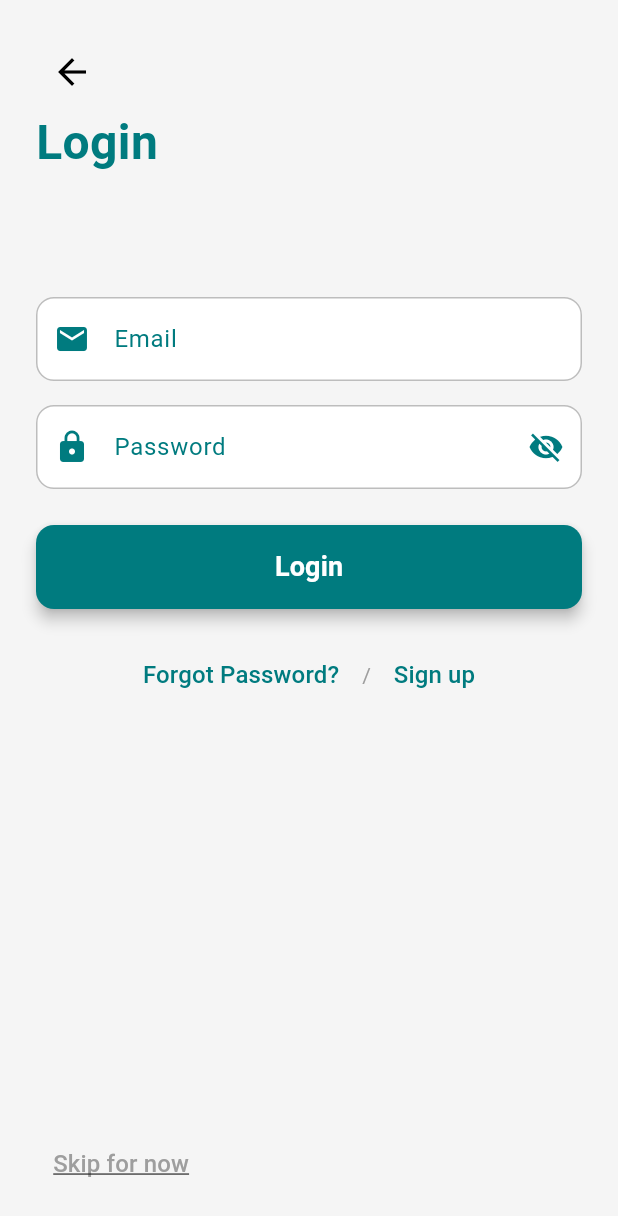
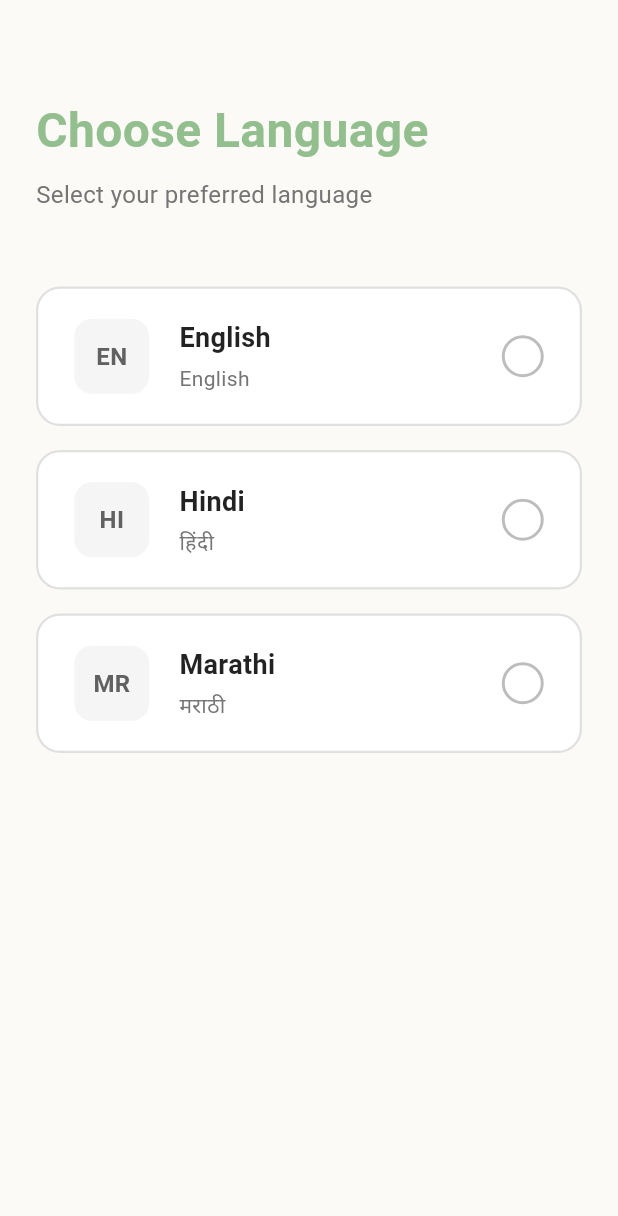
Before and after one commit to metamersisttech/FarmerApp-TestSuite, a Flutter app: the screen it shows after launch, after a tap on "Get Started", on a phone screen of 412 x 824 dp. Shown: the top 1216 px of the screen. Run offline on Flutter 3.47's test engine with Material 3 defaults, Android fonts, the phone set to English and light mode, and no system bars; our stand-ins replace dio, firebase_core; accounts and stored records are empty.

Commit message:
Adding Language page

```diff
--- /dev/null
+++ b/lib/features/language/screens/choose_language_page.dart
@@ -0,0 +1,229 @@
+import 'package:flutter/material.dart';
+import 'package:flutter_app/features/auth/screens/login_page.dart';
+import 'package:flutter_app/shared/themes/app_theme.dart';
+
+class ChooseLanguagePage extends StatefulWidget {
+  const ChooseLanguagePage({super.key});
+
+  @override
+  State<ChooseLanguagePage> createState() => _ChooseLanguagePageState();
+}
+
+class _ChooseLanguagePageState extends State<ChooseLanguagePage> {
+  String? _selectedLanguage;
+  String? _hoveredLanguage;
+
+  final List<LanguageOption> _languages = [
+    LanguageOption(code: 'en', name: 'English', nativeName: 'English'),
+    LanguageOption(code: 'hi', name: 'Hindi', nativeName: 'हिंदी'),
+    LanguageOption(code: 'mr', name: 'Marathi', nativeName: 'मराठी'),
+  ];
+
+  void _onLanguageSelected(String code) {
+    setState(() {
+      _selectedLanguage = code;
+    });
+
+    // Navigate to Login page after selection
+    Future.delayed(const Duration(milliseconds: 300), () {
+      if (mounted) {
+        Navigator.push(
+          context,
+          MaterialPageRoute(builder: (context) => const LoginPage()),
+        );
+      }
+    });
+  }
+
+  @override
+  Widget build(BuildContext context) {
+    return Scaffold(
+      backgroundColor: AppTheme.authBackgroundColor,
+      body: SafeArea(
+        child: Padding(
+          padding: const EdgeInsets.all(24.0),
+          child: Column(
+            crossAxisAlignment: CrossAxisAlignment.start,
+            children: [
+              const SizedBox(height: 40),
+
+              // Title
+              Text(
+                'Choose Language',
+                style: TextStyle(
+                  fontSize: 32,
+                  fontWeight: FontWeight.bold,
+                  color: AppTheme.authPrimaryColor,
+                ),
+              ),
+              const SizedBox(height: 8),
+
+              // Subtitle
+              Text(
+                'Select your preferred language',
+                style: TextStyle(fontSize: 16, color: Colors.grey[600]),
+              ),
+              const SizedBox(height: 50),
+
+              // Language options
+              Expanded(
+                child: ListView.separated(
+                  itemCount: _languages.length,
+                  separatorBuilder: (context, index) =>
+                      const SizedBox(height: 16),
+                  itemBuilder: (context, index) {
+                    final language = _languages[index];
+                    return _buildLanguageCard(language);
+                  },
+                ),
+              ),
+            ],
+          ),
+        ),
+      ),
+    );
+  }
+
+  Widget _buildLanguageCard(LanguageOption language) {
+    final isSelected = _selectedLanguage == language.code;
+    final isHovered = _hoveredLanguage == language.code;
+
+    // Hover color #80EF80
+    const Color hoverBorderColor = Color(0xFF80EF80);
+
+    return MouseRegion(
+      onEnter: (_) {
+        setState(() {
+          _hoveredLanguage = language.code;
+        });
+      },
+      onExit: (_) {
+        setState(() {
+          _hoveredLanguage = null;
+        });
+      },
+      child: GestureDetector(
+        onTap: () => _onLanguageSelected(language.code),
+        child: AnimatedContainer(
+          duration: const Duration(milliseconds: 200),
+          padding: const EdgeInsets.symmetric(horizontal: 24, vertical: 20),
+          decoration: BoxDecoration(
+            color: isSelected
+                ? AppTheme.primaryColor.withOpacity(0.1)
+                : Colors.white,
+            borderRadius: BorderRadius.circular(16),
+            border: Border.all(
+              color: isSelected
+                  ? AppTheme.primaryColor
+                  : isHovered
+                  ? hoverBorderColor
+                  : Colors.grey.shade300,
+              width: isSelected || isHovered ? 2.5 : 1.5,
+            ),
+            boxShadow: isHovered || isSelected
+                ? [
+                    BoxShadow(
+                      color:
+                          (isSelected
+                                  ? AppTheme.primaryColor
+                                  : hoverBorderColor)
+                              .withOpacity(0.2),
+                      blurRadius: 12,
+                      offset: const Offset(0, 4),
+                    ),
+                  ]
+                : null,
+          ),
+          child: Row(
+            children: [
+              // Language icon/flag placeholder
+              Container(
+                width: 50,
+                height: 50,
+                decoration: BoxDecoration(
+                  color: isSelected
+                      ? AppTheme.primaryColor
+                      : isHovered
+                      ? hoverBorderColor.withOpacity(0.2)
+                      : Colors.grey.shade100,
+                  borderRadius: BorderRadius.circular(12),
+                ),
+                child: Center(
+                  child: Text(
+                    language.code.toUpperCase(),
+                    style: TextStyle(
+                      fontSize: 16,
+                      fontWeight: FontWeight.bold,
+                      color: isSelected ? Colors.white : Colors.grey[700],
+                    ),
+                  ),
+                ),
+              ),
+              const SizedBox(width: 20),
+
+              // Language name
+              Expanded(
+                child: Column(
+                  crossAxisAlignment: CrossAxisAlignment.start,
+                  children: [
+                    Text(
+                      language.name,
+                      style: TextStyle(
+                        fontSize: 18,
+                        fontWeight: FontWeight.w600,
+                        color: isSelected
+                            ? AppTheme.primaryColor
+                            : Colors.black87,
+                      ),
+                    ),
+                    const SizedBox(height: 4),
+                    Text(
+                      language.nativeName,
+                      style: TextStyle(fontSize: 14, color: Colors.grey[600]),
+                    ),
+                  ],
+                ),
+              ),
+
+              // Selection indicator
+              AnimatedContainer(
+                duration: const Duration(milliseconds: 200),
+                width: 28,
+                height: 28,
+                decoration: BoxDecoration(
+                  shape: BoxShape.circle,
+                  color: isSelected
+                      ? AppTheme.primaryColor
+                      : Colors.transparent,
+                  border: Border.all(
+                    color: isSelected
+                        ? AppTheme.primaryColor
+                        : isHovered
+                        ? hoverBorderColor
+                        : Colors.grey.shade400,
+                    width: 2,
+                  ),
+                ),
+                child: isSelected
+                    ? const Icon(Icons.check, color: Colors.white, size: 18)
+                    : null,
+              ),
+            ],
+          ),
+        ),
+      ),
+    );
+  }
+}
+
+class LanguageOption {
+  final String code;
+  final String name;
+  final String nativeName;
+
+  LanguageOption({
+    required this.code,
+    required this.name,
+    required this.nativeName,
+  });
+}
--- a/lib/features/welcome/screens/welcome_page.dart
+++ b/lib/features/welcome/screens/welcome_page.dart
@@ -1,5 +1,5 @@
 import 'package:flutter/material.dart';
-import 'package:flutter_app/features/auth/screens/login_page.dart';
+import 'package:flutter_app/features/language/screens/choose_language_page.dart';
 import 'package:flutter_app/shared/themes/app_theme.dart';
 
 class WelcomePage extends StatelessWidget {
@@ -8,7 +8,7 @@ class WelcomePage extends StatelessWidget {
   @override
   Widget build(BuildContext context) {
     return Scaffold(
-      backgroundColor: AppTheme.primaryColor,
+      backgroundColor: AppTheme.authPrimaryColor,
       body: SafeArea(
         child: Column(
           children: [
@@ -20,7 +20,7 @@ class WelcomePage extends StatelessWidget {
                   style: TextStyle(
                     fontSize: 32,
                     fontWeight: FontWeight.bold,
-                    color: Colors.white,
+                    color: AppTheme.authTextPrimary,
                     letterSpacing: 1.2,
                   ),
                   textAlign: TextAlign.center,
@@ -35,11 +35,11 @@ class WelcomePage extends StatelessWidget {
                 height: 56,
                 child: ElevatedButton(
                   onPressed: () {
-                    // Navigate to login page
+                    // Navigate to choose language page
                     Navigator.push(
                       context,
                       MaterialPageRoute(
-                        builder: (context) => const LoginPage(),
+                        builder: (context) => const ChooseLanguagePage(),
                       ),
                     );
                   },
@@ -53,10 +53,7 @@ class WelcomePage extends StatelessWidget {
                   ),
                   child: Text(
                     'Get Started',
-                    style: TextStyle(
-                      fontSize: 18,
-                      fontWeight: FontWeight.w600,
-                    ),
+                    style: TextStyle(fontSize: 18, fontWeight: FontWeight.w600),
                   ),
                 ),
               ),
```
Also changed, not shown: assets/images/user-profile.png (added), lib/shared/widgets/custombutton/custom_button.dart (renamed from lib/shared/widgets/custom_button.dart).
